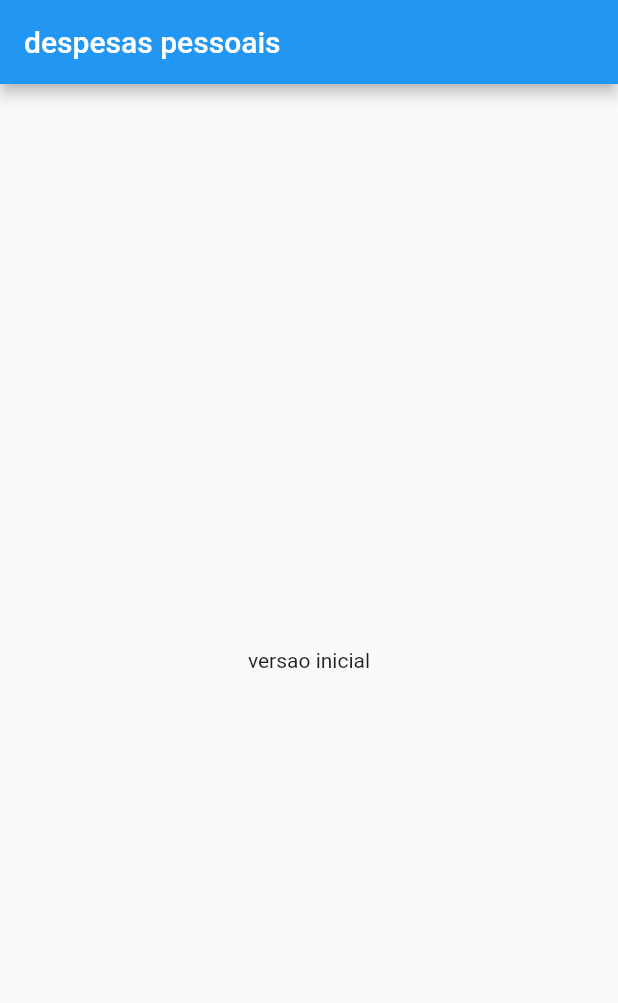
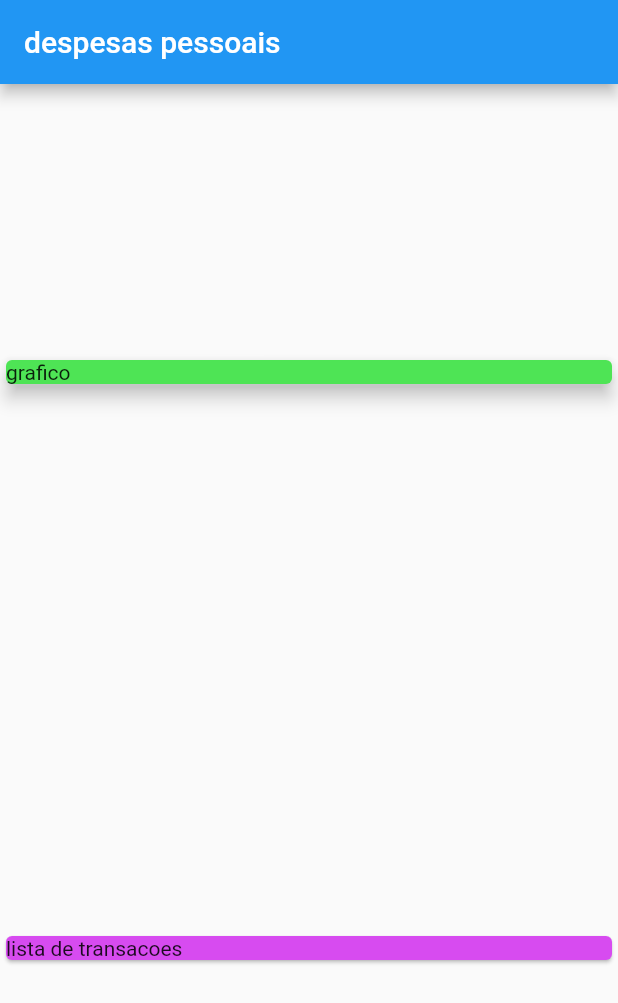
Before and after one commit to dinorahfariasc/despesas_pessoais_app, a Flutter app: the screen it shows after launch, on a phone screen of 412 x 824 dp. Shown: the top 1003 px of the screen. Run offline on Flutter 3.47's test engine with Material 2 defaults, Android fonts, the phone set to English and light mode, and no system bars.

Commit message:
visualizacao do projeto

```diff
--- a/lib/main.dart
+++ b/lib/main.dart
@@ -24,7 +24,24 @@ class MyHomePage extends StatelessWidget {
       appBar: AppBar(
         title: Text('despesas pessoais'),
       ),
-      body: Center(child: Text('versao inicial')),
+      body: Column(
+        mainAxisAlignment: MainAxisAlignment.spaceAround,
+        crossAxisAlignment: CrossAxisAlignment.stretch,
+        children: <Widget>[
+          Container(
+            //width: double.infinity,
+            child: Card(
+              color: Color.fromARGB(255, 78, 228, 85),
+              child: Text('grafico'),
+              elevation: 5, // sombreamento
+            ),
+          ),
+          Card(
+            color: Color.fromARGB(255, 215, 75, 240),
+            child: Text('lista de transacoes'),
+          )
+        ],
+      ),
     );
   }
 }
```
